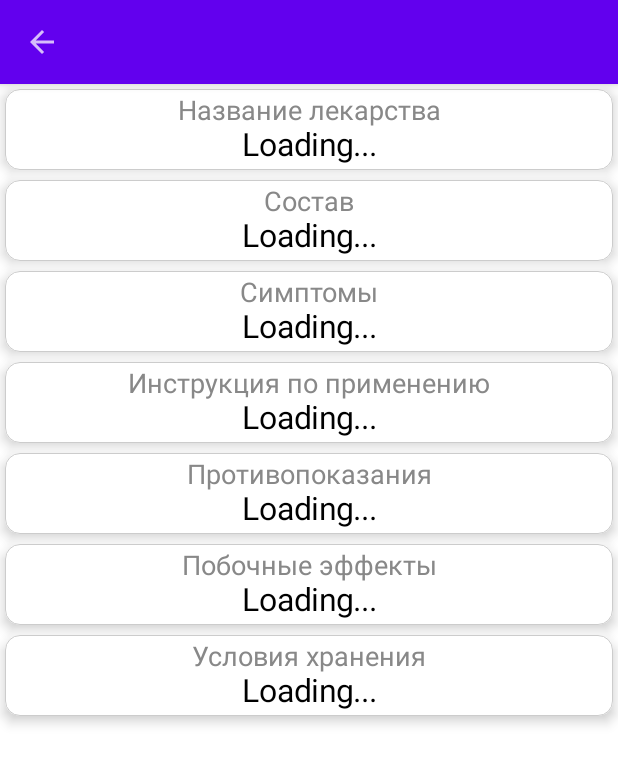
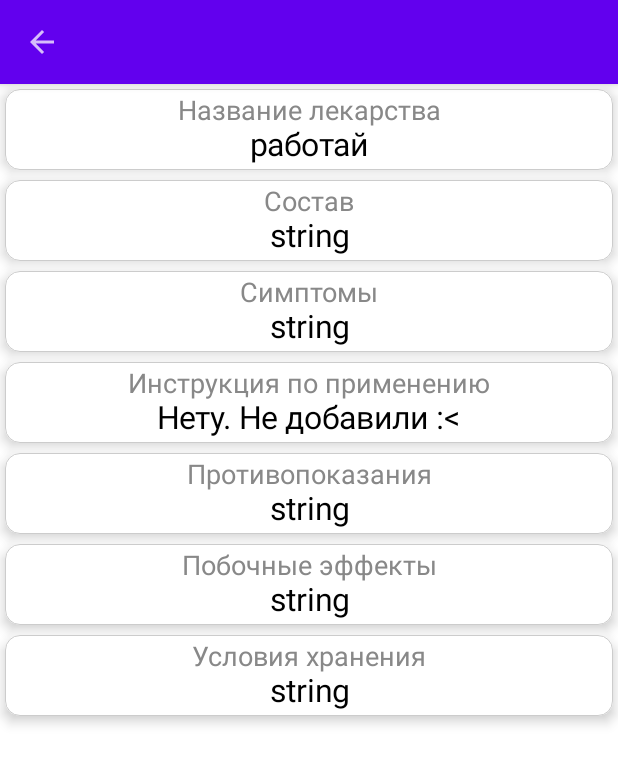
Before and after one commit to prayfortherain/Medicine_Chest, an Android app built with Jetpack Compose: the InfoActivity screen opened directly, with no data from a screen before it, on a phone screen of 412 x 824 dp. Shown: the top 764 px of the screen. Run offline under Robolectric (Android 15) with nearby library versions, the phone set to English and light mode, and no system bars; our stand-ins replace Room's generated code.

Commit message:
connect to serv

```diff
--- a/app/src/main/AndroidManifest.xml
+++ b/app/src/main/AndroidManifest.xml
@@ -1,6 +1,8 @@
 <?xml version="1.0" encoding="utf-8"?>
 <manifest xmlns:android="http://schemas.android.com/apk/res/android"
     xmlns:tools="http://schemas.android.com/tools">
+
+    <uses-permission android:name="android.permission.INTERNET" />
 
     <application
         android:allowBackup="true"
@@ -9,6 +11,7 @@
         android:icon="@mipmap/ic_launcher"
         android:label="@string/app_name"
         android:supportsRtl="true"
+        android:usesCleartextTraffic="true"
         android:theme="@style/Theme.MedicineChest"
         tools:targetApi="31">
         <activity
@@ -24,7 +27,6 @@
         <activity
             android:name=".MainActivity"
             android:exported="true"
-            android:label="@string/app_name"
             android:theme="@style/Theme.MedicineChest">
             <intent-filter>
                 <action android:name="android.intent.action.MAIN" />
--- a/app/src/main/java/com/example/medicinechest/InfoActivity.kt
+++ b/app/src/main/java/com/example/medicinechest/InfoActivity.kt
@@ -27,38 +27,40 @@ import androidx.compose.ui.graphics.Color
 import androidx.compose.ui.unit.dp
 import androidx.compose.ui.unit.sp
 import com.example.medicinechest.database.Dependencies
+import com.example.medicinechest.database.Description
 import com.example.medicinechest.database.InfoViewModel
+import com.example.medicinechest.database.MainVM
 import com.example.medicinechest.database.Medicine
+import com.example.medicinechest.database.MedicineSerialized
 
 class InfoActivity : ComponentActivity() {
     @SuppressLint("UnusedMaterialScaffoldPaddingParameter")
     override fun onCreate(savedInstanceState: Bundle?) {
         super.onCreate(savedInstanceState)
-        val viewModel: InfoViewModel = InfoViewModel(Dependencies.medicineRepository)
+        //val viewModel = InfoViewModel(Dependencies.medicineRepository)
+        val viewModel = MainVM(Dependencies.medicineRepository, Dependencies.httpRepository)
         setContent {
             val arguments = this.intent.extras
-            val id = arguments?.getInt("id")
-            var medicine by remember {
-                mutableStateOf(
-                    Medicine(
-                        "Loading...",
-                        "Loading...",
-                        0,
-                        "Loading...",
-                        "Loading...",
-                        "Loading...",
-                        "Loading...",
-                        "Loading..."
-                    )
-                )
-            }
+            val name = arguments?.getString("name")
+            //var medicine by remember { mutableStateOf(Medicine("Loading...","Loading...",0,"Loading...","Loading...","Loading...","Loading...","Loading..." ))}
+            /*
             if (id != null) {
                 viewModel.getById(id)
             }
-            Toast.makeText(this, "$id", Toast.LENGTH_SHORT).show() //проверка что правильно передали
             viewModel.medicine.observe(this) {
                 medicine = it
-            }//берем данные из бд
+            }
+*/
+            var medicine by remember {
+                mutableStateOf(MedicineSerialized("работай", "string", Description("string", "string", "string", "string")))
+            }
+            viewModel.apcthi.observe(this){
+                medicine = it
+            }
+            if (name != null) {
+                viewModel.getMedicineByName(name)
+            }
+
 
             Scaffold(
                 topBar = {
@@ -77,12 +79,12 @@ class InfoActivity : ComponentActivity() {
             ) {
                 Column {
                     ListItem("Название лекарства", medicine.name)
-                    ListItem("Состав", medicine.composition)
-                    ListItem("Симптомы", medicine.symptoms)
-                    ListItem("Инструкция по применению", medicine.instruction)
-                    ListItem("Противопоказания", medicine.contraindications)
-                    ListItem("Побочные эффекты", medicine.sideEffects)
-                    ListItem("Условия хранения", medicine.storageTemperature)
+                    ListItem("Состав", medicine.description.composition)
+                    ListItem("Симптомы", medicine.symptom)
+                    ListItem("Инструкция по применению", "Нету. Не добавили :<")
+                    ListItem("Противопоказания", medicine.description.contraindications)
+                    ListItem("Побочные эффекты", medicine.description.sideEffects)
+                    ListItem("Условия хранения", medicine.description.storageConditions)
                 }
             }
         }
--- a/app/src/main/java/com/example/medicinechest/database/Dependencies.kt
+++ b/app/src/main/java/com/example/medicinechest/database/Dependencies.kt
@@ -2,9 +2,10 @@ package com.example.medicinechest.database
 
 import android.content.Context
 import androidx.room.Room
+import com.example.medicinechest.HttpRepository
 
 object Dependencies {
-        private lateinit var applicationContext: Context
+    private lateinit var applicationContext: Context
 
         fun init(context: Context) { //конструктор
             applicationContext = context
@@ -17,4 +18,5 @@ object Dependencies {
         }
 
         val medicineRepository: MedicineRepository by lazy { MedicineRepository(appDatabase.getDao()) }
+        val httpRepository: HttpRepository by lazy { HttpRepository() }
     }
--- a/app/src/main/java/com/example/medicinechest/database/Entities.kt
+++ b/app/src/main/java/com/example/medicinechest/database/Entities.kt
@@ -3,6 +3,9 @@ package com.example.medicinechest.database
 import androidx.room.ColumnInfo
 import androidx.room.Entity
 import androidx.room.PrimaryKey
+import kotlinx.serialization.SerialName
+import kotlinx.serialization.Serializable
+
 // Сущность таблицы Medicine
 @Entity(tableName = "Medicine",
 )
@@ -16,3 +19,28 @@ data class Medicine(
     @ColumnInfo(name = "sideEffects") val sideEffects: String,
     @ColumnInfo(name = "instruction") val instruction: String
 )
+
+@Serializable
+data class MedicineSerialized(
+    val name: String,
+    val symptom: String,
+    val description: Description
+) {
+    val composition: String
+        get() = description.composition
+    val contraindications: String
+        get() = description.contraindications
+    val storageConditions: String
+        get() = description.storageConditions
+    val sideEffects: String
+        get() = description.sideEffects
+}
+@Serializable
+data class MedicineListWrapper(val medicines: List<MedicineSerialized>)
+@Serializable
+data class Description(
+    val contraindications: String,
+    val composition: String,
+    val sideEffects: String,
+    val storageConditions: String,
+)
```
Also changed, not shown: app/build.gradle (+10 -1 lines), app/src/main/java/com/example/medicinechest/HttpRepository.kt (added, +39 -0 lines), app/src/main/java/com/example/medicinechest/MainActivity.kt (+77 -3 lines), app/src/main/java/com/example/medicinechest/MedicineInput.kt (+2 -16 lines), app/src/main/java/com/example/medicinechest/database/MainViewModel.kt (+45 -2 lines), build.gradle (+7 -0 lines).
